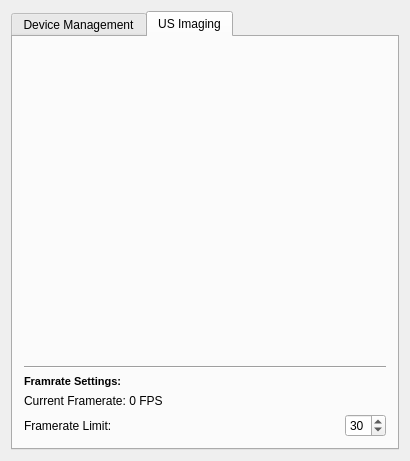
MITK/MITK, file Plugins/org.mitk.gui.qt.ultrasound/src/internal/UltrasoundSupportControls.ui: the form before one commit.
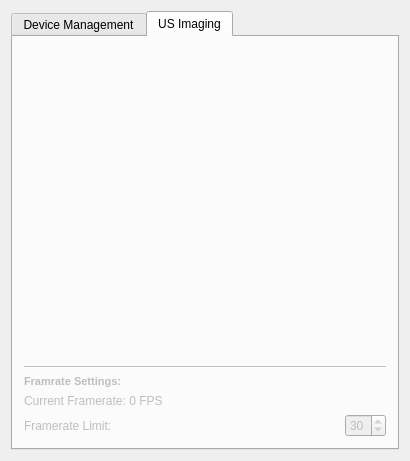
The form after the commit. The open tabs and pages were chosen to show the change. Custom widgets are drawn as their Qt base class.

Commit message: Rearranged control widget in ultrasound plugin.

What changed in the file:
```diff
--- a/Plugins/org.mitk.gui.qt.ultrasound/src/internal/UltrasoundSupportControls.ui
+++ b/Plugins/org.mitk.gui.qt.ultrasound/src/internal/UltrasoundSupportControls.ui
@@ -151,6 +151,9 @@
       </layout>
      </widget>
      <widget class="QWidget" name="tab2">
+      <property name="enabled">
+       <bool>false</bool>
+      </property>
       <attribute name="title">
        <string>US Imaging</string>
       </attribute>
```
Left out of the diff: 6 changed lines with no effect on the pictures. The commit also changes 7 other files.
